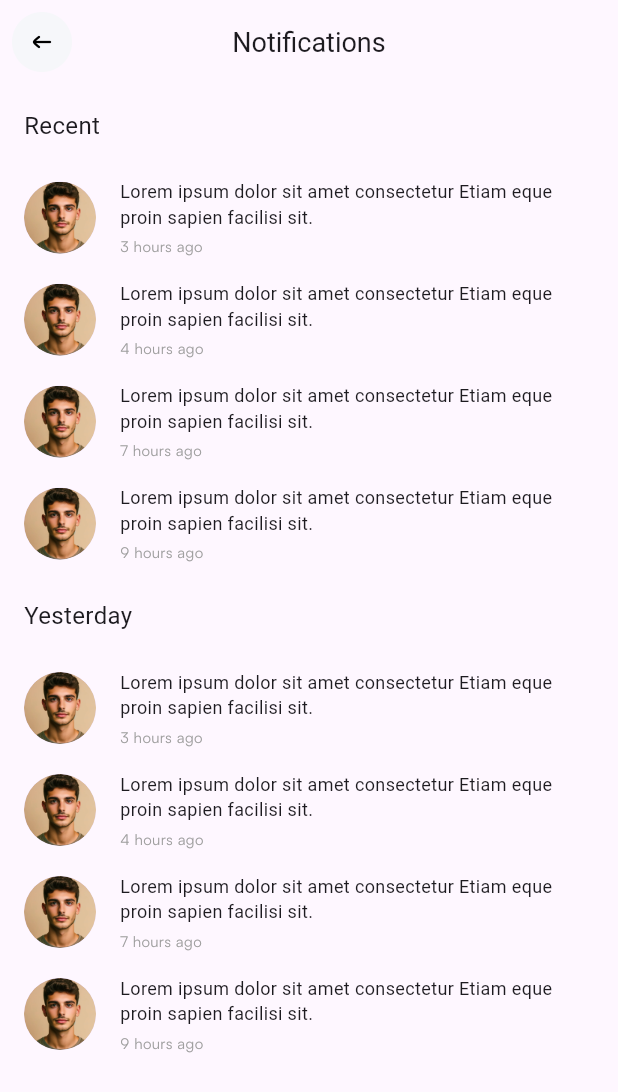
After one commit to MuqadisaEjaz/VPN, a Flutter app: the NotificationScreen screen opened by its route, on a phone screen of 412 x 824 dp. The commit adds this screen. Shown: the top 1092 px of the screen. Run offline on Flutter 3.47's test engine with Material 3 defaults, Android fonts, the light colour scheme and no system bars; our stand-ins replace flutter_screenutil; Roboto replaces fonts that are missing (SatoshiMedium).

Commit message:
notifications

```diff
--- a/lib/routes/app-routes.dart
+++ b/lib/routes/app-routes.dart
@@ -1,5 +1,6 @@
 import 'package:flutter/material.dart';
 import 'package:starxvpn_lightmode/view/Login/login_screen.dart';
+import 'package:starxvpn_lightmode/view/Notifications/notifications_screen.dart';
 import 'package:starxvpn_lightmode/view/Onboarding/onboarding_screen.dart';
 import 'package:starxvpn_lightmode/view/Onboarding/onboarding4.dart';
 import 'package:starxvpn_lightmode/view/ResetPassword/newpassword_screen.dart';
@@ -27,6 +28,8 @@ class AppRoutes {
         return MaterialPageRoute(builder: (_) => NewPasswordScreen());
       case '/dashboard':
         return MaterialPageRoute(builder: (_) => DashboardScreen());
+      case '/notificationlist':
+        return MaterialPageRoute(builder: (_) => NotificationScreen());
       default:
         return MaterialPageRoute(
           builder: (_) => Scaffold(
--- /dev/null
+++ b/lib/view/Notifications/notifications_screen.dart
@@ -0,0 +1,124 @@
+import 'package:flutter/material.dart';
+import 'package:flutter_screenutil/flutter_screenutil.dart';
+import 'package:starxvpn_lightmode/widgets/custom_notificationbox.dart';
+
+class NotificationScreen extends StatelessWidget {
+  final List<Map<String, String>> recentNotifications = [
+    {
+      'profileImage': 'assets/StarX Vpn Light Mode/Profile/Ellipse 2823.png',
+      'message':
+          'Lorem ipsum dolor sit amet consectetur Etiam eque proin sapien facilisi sit.',
+      'time': '3 hours ago'
+    },
+    {
+      'profileImage': 'assets/StarX Vpn Light Mode/Profile/Ellipse 2823.png',
+      'message':
+          'Lorem ipsum dolor sit amet consectetur Etiam eque proin sapien facilisi sit.',
+      'time': '4 hours ago'
+    },
+    {
+      'profileImage': 'assets/StarX Vpn Light Mode/Profile/Ellipse 2823.png',
+      'message':
+          'Lorem ipsum dolor sit amet consectetur Etiam eque proin sapien facilisi sit.',
+      'time': '7 hours ago'
+    },
+    {
+      'profileImage': 'assets/StarX Vpn Light Mode/Profile/Ellipse 2823.png',
+      'message':
+          'Lorem ipsum dolor sit amet consectetur Etiam eque proin sapien facilisi sit.',
+      'time': '9 hours ago'
+    },
+  ];
+
+  final List<Map<String, String>> yesterdayNotifications = [
+    {
+      'profileImage': 'assets/StarX Vpn Light Mode/Profile/Ellipse 2823.png',
+      'message':
+          'Lorem ipsum dolor sit amet consectetur Etiam eque proin sapien facilisi sit.',
+      'time': '3 hours ago'
+    },
+    {
+      'profileImage': 'assets/StarX Vpn Light Mode/Profile/Ellipse 2823.png',
+      'message':
+          'Lorem ipsum dolor sit amet consectetur Etiam eque proin sapien facilisi sit.',
+      'time': '4 hours ago'
+    },
+    {
+      'profileImage': 'assets/StarX Vpn Light Mode/Profile/Ellipse 2823.png',
+      'message':
+          'Lorem ipsum dolor sit amet consectetur Etiam eque proin sapien facilisi sit.',
+      'time': '7 hours ago'
+    },
+    {
+      'profileImage': 'assets/StarX Vpn Light Mode/Profile/Ellipse 2823.png',
+      'message':
+          'Lorem ipsum dolor sit amet consectetur Etiam eque proin sapien facilisi sit.',
+      'time': '9 hours ago'
+    },
+  ];
+
+  @override
+  Widget build(BuildContext context) {
+    return Scaffold(
+      appBar: AppBar(
+        title: Text(
+          'Notifications',
+          style: TextStyle(
+            fontFamily: 'SatoshiMedium',
+            fontSize: 18,
+          ),
+        ),
+        centerTitle: true,
+        elevation: 0,
+        leading: IconButton(
+          icon: Image.asset(
+            'assets/StarX Vpn Light Mode/Back Button/Back Button.png',
+            height: 40.h,
+            width: 40.w,
+          ),
+          onPressed: () {
+            Navigator.pushReplacementNamed(context, '/dashboard');
+          },
+        ),
+      ),
+      body: ListView(
+        children: [
+          Padding(
+            padding: const EdgeInsets.all(16.0),
+            child: Text(
+              'Recent',
+              style: TextStyle(
+                fontFamily: 'SatoshiMedium',
+                fontSize: 16,
+              ),
+            ),
+          ),
+          ...recentNotifications.map((notification) {
+            return CustomNotificationBox(
+              profileImage: notification['profileImage']!,
+              message: notification['message']!,
+              time: notification['time']!,
+            );
+          }).toList(),
+          Padding(
+            padding: const EdgeInsets.all(16.0),
+            child: Text(
+              'Yesterday',
+              style: TextStyle(
+                fontFamily: 'SatoshiMedium',
+                fontSize: 16,
+              ),
+            ),
+          ),
+          ...yesterdayNotifications.map((notification) {
+            return CustomNotificationBox(
+              profileImage: notification['profileImage']!,
+              message: notification['message']!,
+              time: notification['time']!,
+            );
+          }).toList(),
+        ],
+      ),
+    );
+  }
+}
--- a/lib/widgets/custom_appbar.dart
+++ b/lib/widgets/custom_appbar.dart
@@ -30,7 +30,7 @@ class CustomAppBar extends StatelessWidget implements PreferredSizeWidget {
             width: 20.w,
           ),
           onPressed: () {
-            // Handle notification action
+            Navigator.pushReplacementNamed(context, '/notificationlist');
           },
         ),
         IconButton(
--- /dev/null
+++ b/lib/widgets/custom_notificationbox.dart
@@ -0,0 +1,53 @@
+import 'package:flutter/material.dart';
+
+class CustomNotificationBox extends StatelessWidget {
+  final String profileImage;
+  final String message;
+  final String time;
+
+  const CustomNotificationBox({
+    Key? key,
+    required this.profileImage,
+    required this.message,
+    required this.time,
+  }) : super(key: key);
+
+  @override
+  Widget build(BuildContext context) {
+    return Padding(
+      padding: const EdgeInsets.symmetric(vertical: 8.0, horizontal: 16.0),
+      child: Row(
+        children: [
+          CircleAvatar(
+            backgroundImage: AssetImage(profileImage),
+            radius: 24,
+          ),
+          SizedBox(width: 16),
+          Expanded(
+            child: Column(
+              crossAxisAlignment: CrossAxisAlignment.start,
+              children: [
+                Text(
+                  message,
+                  style: TextStyle(
+                    fontFamily: 'SatoshiMedium',
+                    fontSize: 12,
+                  ),
+                ),
+                SizedBox(height: 4),
+                Text(
+                  time,
+                  style: TextStyle(
+                    fontFamily: 'SatoshiRegular',
+                    fontSize: 10,
+                    color: Colors.grey,
+                  ),
+                ),
+              ],
+            ),
+          ),
+        ],
+      ),
+    );
+  }
+}
--- a/pubspec.yaml
+++ b/pubspec.yaml
@@ -81,6 +81,7 @@ flutter:
     - assets/StarX Vpn Light Mode/Close icon/
     - assets/StarX Vpn Light Mode/Error/
     - assets/StarX Vpn Light Mode/Check Circle green icon/
+    - assets/StarX Vpn Light Mode/Profile/
 
 
 
```
